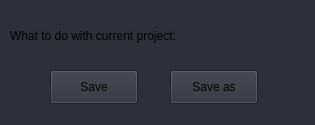
Before: the Qt Designer form askforsave.ui in GremSnoort/RexPhotoshop2017, drawn with Qt 5.
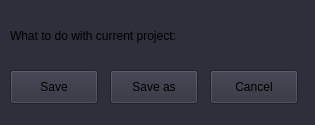
After: the same form once the commit is applied.

What changed in the file:
```diff
--- a/askforsave.ui
+++ b/askforsave.ui
@@ -31,7 +31,7 @@
   <widget class="QPushButton" name="SAVE">
    <property name="geometry">
     <rect>
-     <x>50</x>
+     <x>10</x>
      <y>70</y>
      <width>88</width>
      <height>34</height>
@@ -44,7 +44,7 @@
   <widget class="QPushButton" name="SAVE_AS">
    <property name="geometry">
     <rect>
-     <x>170</x>
+     <x>110</x>
      <y>70</y>
      <width>88</width>
      <height>34</height>
@@ -67,6 +67,19 @@
     <string>What to do with current project:</string>
    </property>
   </widget>
+  <widget class="QPushButton" name="Cancel">
+   <property name="geometry">
+    <rect>
+     <x>210</x>
+     <y>70</y>
+     <width>88</width>
+     <height>34</height>
+    </rect>
+   </property>
+   <property name="text">
+    <string>Cancel</string>
+   </property>
+  </widget>
  </widget>
  <resources/>
  <connections/>
```
